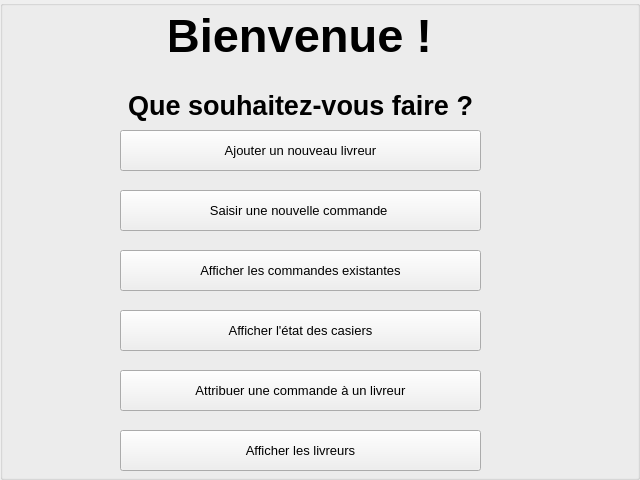
Above: Locker/mainpage.ui from maxjbs93/Locker before the change. Below: the same form after it.
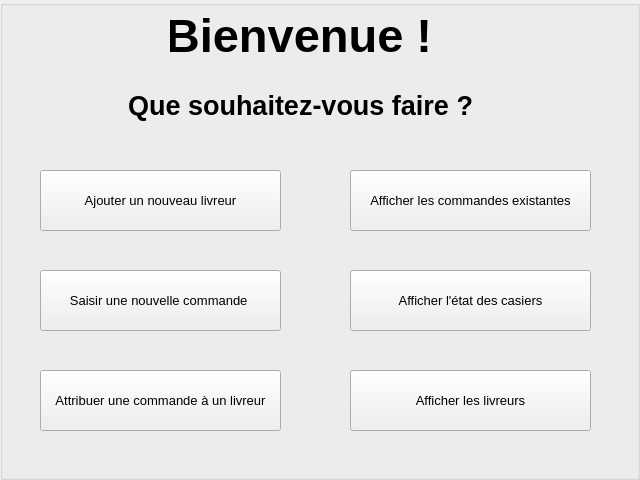
That is the form after the change.

The edit to the form file:
```diff
--- a/Locker/mainpage.ui
+++ b/Locker/mainpage.ui
@@ -23,6 +23,9 @@
       <height>480</height>
      </rect>
     </property>
+    <property name="styleSheet">
+     <string notr="true"/>
+    </property>
     <property name="title">
      <string/>
     </property>
@@ -79,10 +82,10 @@
     <widget class="QPushButton" name="pushButton_ajout_livreur">
      <property name="geometry">
       <rect>
-       <x>120</x>
-       <y>130</y>
-       <width>361</width>
-       <height>41</height>
+       <x>40</x>
+       <y>170</y>
+       <width>241</width>
+       <height>61</height>
       </rect>
      </property>
      <property name="font">
@@ -97,10 +100,10 @@
     <widget class="QPushButton" name="pushButton_new_commande">
      <property name="geometry">
       <rect>
-       <x>120</x>
-       <y>190</y>
-       <width>361</width>
-       <height>41</height>
+       <x>40</x>
+       <y>270</y>
+       <width>241</width>
+       <height>61</height>
       </rect>
      </property>
      <property name="font">
@@ -115,10 +118,10 @@
     <widget class="QPushButton" name="pushButton_afficher_etat_casier">
      <property name="geometry">
       <rect>
-       <x>120</x>
-       <y>310</y>
-       <width>361</width>
-       <height>41</height>
+       <x>350</x>
+       <y>270</y>
+       <width>241</width>
+       <height>61</height>
       </rect>
      </property>
      <property name="font">
@@ -133,10 +136,10 @@
     <widget class="QPushButton" name="pushButton_attribuer_commande_livreur">
      <property name="geometry">
       <rect>
-       <x>120</x>
+       <x>40</x>
        <y>370</y>
-       <width>361</width>
-       <height>41</height>
+       <width>241</width>
+       <height>61</height>
       </rect>
      </property>
      <property name="font">
@@ -151,10 +154,10 @@
     <widget class="QPushButton" name="pushButton_afficher_commande">
      <property name="geometry">
       <rect>
-       <x>120</x>
-       <y>250</y>
-       <width>361</width>
-       <height>41</height>
+       <x>350</x>
+       <y>170</y>
+       <width>241</width>
+       <height>61</height>
       </rect>
      </property>
      <property name="font">
@@ -169,10 +172,10 @@
     <widget class="QPushButton" name="pushButton_ajout_livreur_2">
      <property name="geometry">
       <rect>
-       <x>120</x>
-       <y>430</y>
-       <width>361</width>
-       <height>41</height>
+       <x>350</x>
+       <y>370</y>
+       <width>241</width>
+       <height>61</height>
       </rect>
      </property>
      <property name="font">
```
Left out of the diff: 2 changed lines with no effect on the pictures.
